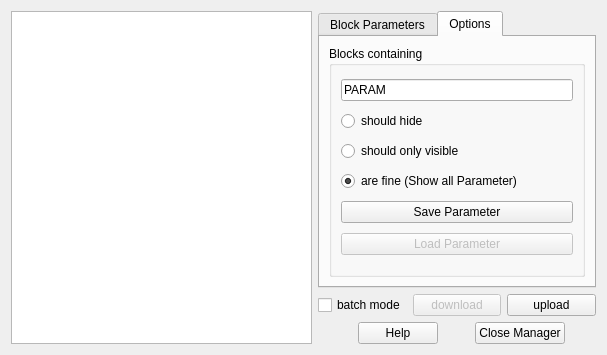
Before: the Qt Designer form src/qrl_parameters_manager.ui in fcuzzocrea/QRTAILab, drawn with Qt 5.
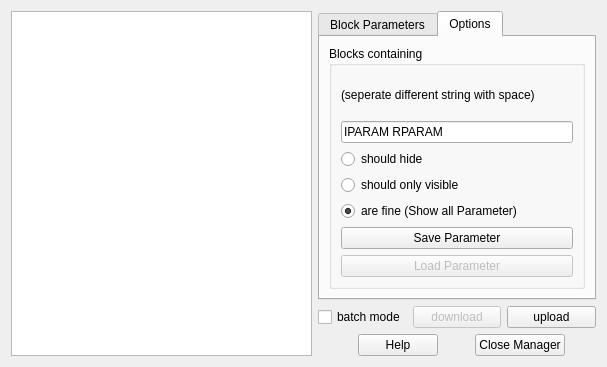
After: the same form once the commit is applied. The open tabs and pages were chosen to show the change. Icons and pictures are not drawn.

Diff of the .ui file:
```diff
--- a/src/qrl_parameters_manager.ui
+++ b/src/qrl_parameters_manager.ui
@@ -6,7 +6,7 @@
     <x>0</x>
     <y>0</y>
     <width>607</width>
-    <height>355</height>
+    <height>367</height>
    </rect>
   </property>
   <property name="windowTitle" >
@@ -143,28 +143,31 @@
           <string>Blocks containing</string>
          </property>
          <layout class="QGridLayout" name="gridLayout" >
-          <item row="0" column="0" >
-           <widget class="QLineEdit" name="paramLineEdit" >
-            <property name="text" >
-             <string>PARAM</string>
-            </property>
-           </widget>
-          </item>
           <item row="1" column="0" >
+           <widget class="QLineEdit" name="paramLineEdit" >
+            <property name="toolTip" >
+             <string/>
+            </property>
+            <property name="text" >
+             <string>IPARAM RPARAM</string>
+            </property>
+           </widget>
+          </item>
+          <item row="2" column="0" >
            <widget class="QRadioButton" name="hideRadioButton" >
             <property name="text" >
              <string>should hide</string>
             </property>
            </widget>
           </item>
-          <item row="2" column="0" >
+          <item row="3" column="0" >
            <widget class="QRadioButton" name="showRadioButton" >
             <property name="text" >
              <string>should only visible</string>
             </property>
            </widget>
           </item>
-          <item row="3" column="0" >
+          <item row="4" column="0" >
            <widget class="QRadioButton" name="fineRadioButton" >
             <property name="text" >
              <string>are fine (Show all Parameter)</string>
@@ -174,14 +177,14 @@
             </property>
            </widget>
           </item>
-          <item row="4" column="0" >
+          <item row="5" column="0" >
            <widget class="QPushButton" name="savePushButton" >
             <property name="text" >
              <string>Save Parameter</string>
             </property>
            </widget>
           </item>
-          <item row="5" column="0" >
+          <item row="6" column="0" >
            <widget class="QPushButton" name="loadPushButton" >
             <property name="enabled" >
              <bool>false</bool>
@@ -191,6 +194,13 @@
             </property>
            </widget>
           </item>
+          <item row="0" column="0" >
+           <widget class="QLabel" name="label" >
+            <property name="text" >
+             <string>(seperate different string with space)</string>
+            </property>
+           </widget>
+          </item>
          </layout>
         </widget>
        </item>
```
